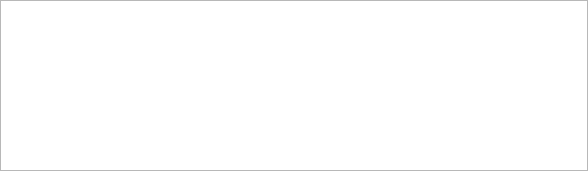
Qt form Programs/QuickEd/UI/FindResultsWidget.ui (reven86/dava.engine) before a commit.
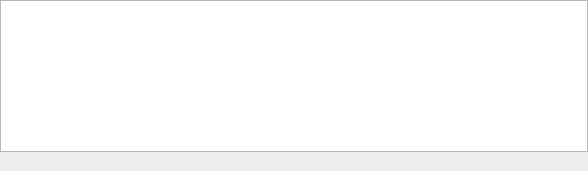
The same form after that commit.

Commit message: DF-12833 find compilations fixes

```diff
--- a/Programs/QuickEd/UI/FindResultsWidget.ui
+++ b/Programs/QuickEd/UI/FindResultsWidget.ui
@@ -45,6 +45,13 @@
       </attribute>
      </widget>
     </item>
+   <item>
+    <widget class="QLabel" name="status">
+     <property name="text">
+      <string/>
+     </property>
+    </widget>
+   </item>
    </layout>
  </widget>
  <resources/>
```
Lines whose indentation alone changed are shown as unchanged. The commit also changes 14 other files.
